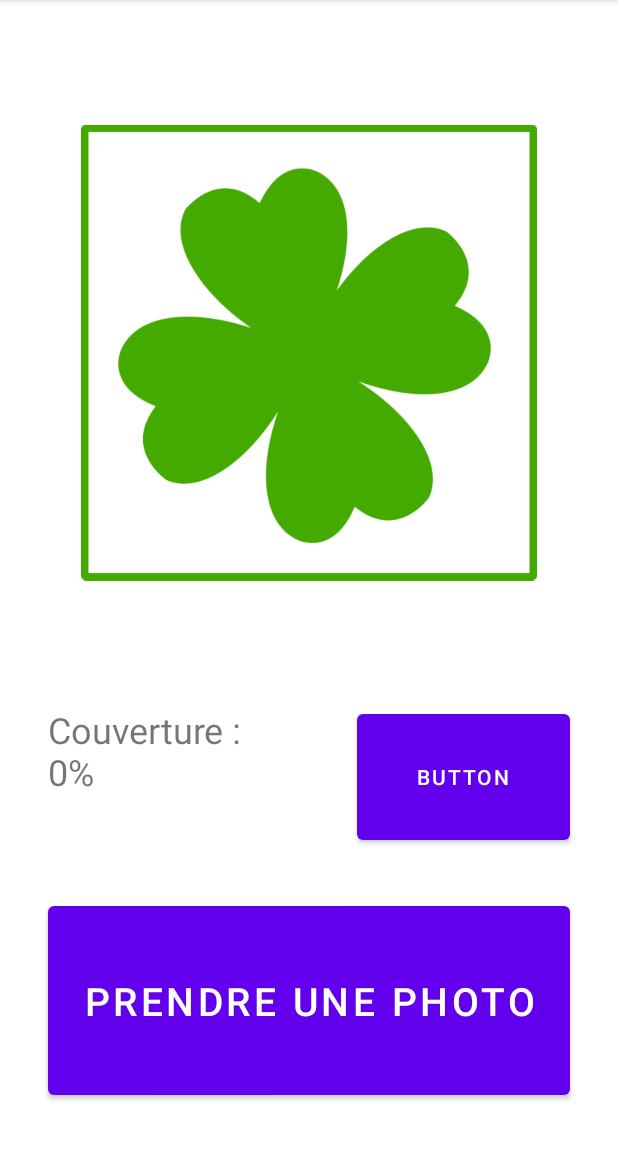
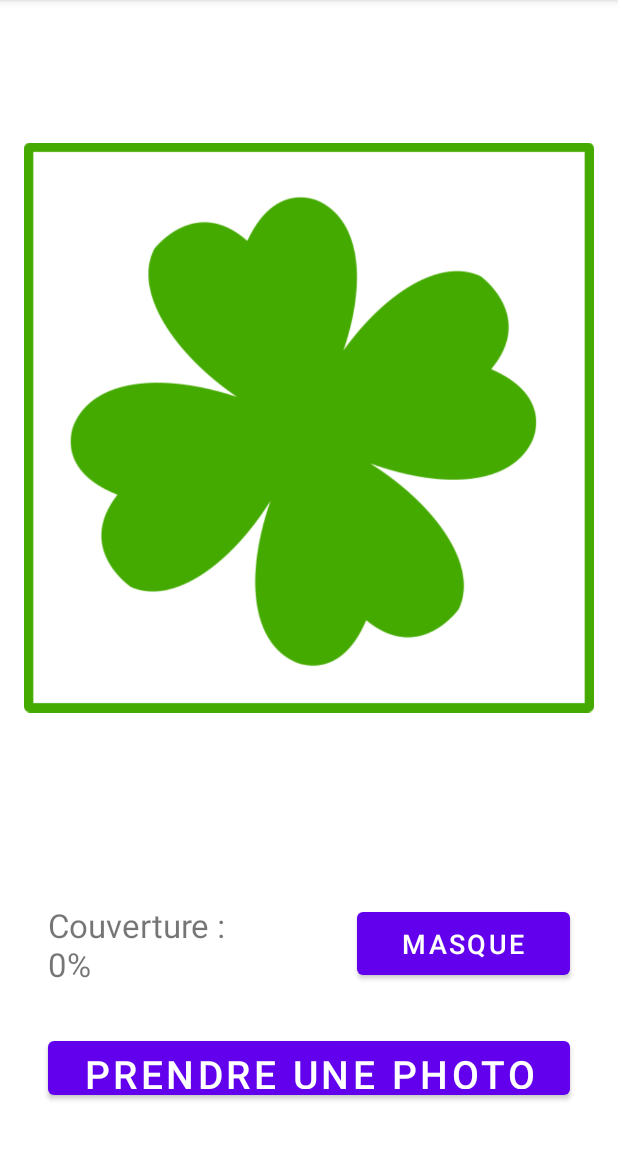
Before and after one commit to bastien-p1/CoverScan, an Android app: the screen it shows after launch (MainActivity), on a phone screen of 412 x 824 dp, the part 84-1236 px from its top. Run offline under Robolectric (Android 15) with nearby library versions, the phone set to English and light mode, and no system bars; 3 statements that could not run were skipped.

```diff
--- a/app/src/main/res/layout/activity_main.xml
+++ b/app/src/main/res/layout/activity_main.xml
@@ -12,12 +12,12 @@
         android:id="@+id/maskedDisplay"
         android:layout_width="0dp"
         android:layout_height="0dp"
-        android:layout_marginStart="32dp"
-        android:layout_marginLeft="32dp"
+        android:layout_marginStart="8dp"
+        android:layout_marginLeft="8dp"
         android:layout_marginTop="32dp"
-        android:layout_marginEnd="32dp"
-        android:layout_marginRight="32dp"
-        android:layout_marginBottom="330dp"
+        android:layout_marginEnd="8dp"
+        android:layout_marginRight="8dp"
+        android:layout_marginBottom="230dp"
         app:layout_constraintBottom_toBottomOf="parent"
         app:layout_constraintDimensionRatio="3:4"
         app:layout_constraintEnd_toEndOf="parent"
@@ -31,7 +31,7 @@
         android:layout_height="0dp"
         android:layout_marginStart="32dp"
         android:layout_marginLeft="32dp"
-        android:layout_marginTop="160dp"
+        android:layout_marginTop="150dp"
         android:layout_marginEnd="32dp"
         android:layout_marginRight="32dp"
         android:layout_marginBottom="32dp"
@@ -48,12 +48,12 @@
         android:layout_height="0dp"
         android:layout_marginStart="32dp"
         android:layout_marginLeft="32dp"
-        android:layout_marginTop="32dp"
+        android:layout_marginTop="64dp"
         android:layout_marginEnd="32dp"
         android:layout_marginRight="32dp"
         android:layout_marginBottom="32dp"
         android:text="Couverture : 0%"
-        android:textSize="24sp"
+        android:textSize="22sp"
         app:layout_constraintBottom_toTopOf="@+id/TakePictureButton"
         app:layout_constraintEnd_toStartOf="@+id/mask"
         app:layout_constraintStart_toStartOf="parent"
@@ -65,11 +65,12 @@
         android:layout_height="0dp"
         android:layout_marginStart="32dp"
         android:layout_marginLeft="32dp"
-        android:layout_marginTop="32dp"
+        android:layout_marginTop="64dp"
         android:layout_marginEnd="32dp"
         android:layout_marginRight="32dp"
         android:layout_marginBottom="32dp"
-        android:text="Button"
+        android:text="masque"
+        android:textSize="18sp"
         app:layout_constraintBottom_toTopOf="@+id/TakePictureButton"
         app:layout_constraintEnd_toEndOf="parent"
         app:layout_constraintStart_toEndOf="@id/coveringDisplay"
```
Also changed, not shown: app/src/main/java/com/bastien/coverscan/ColorMaskActivity.java (+47 -94 lines), app/src/main/res/layout/activity_color_mask.xml (+4 -18 lines), app/src/main/java/com/bastien/coverscan/MainActivity.java (line endings or trailing spaces).
